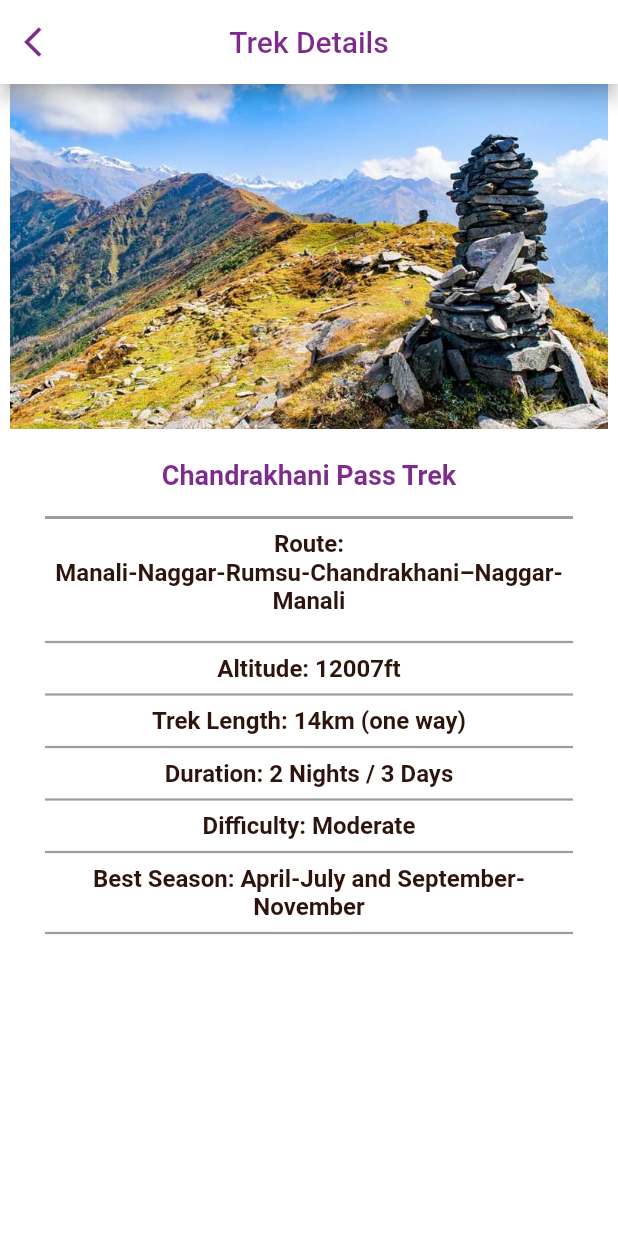
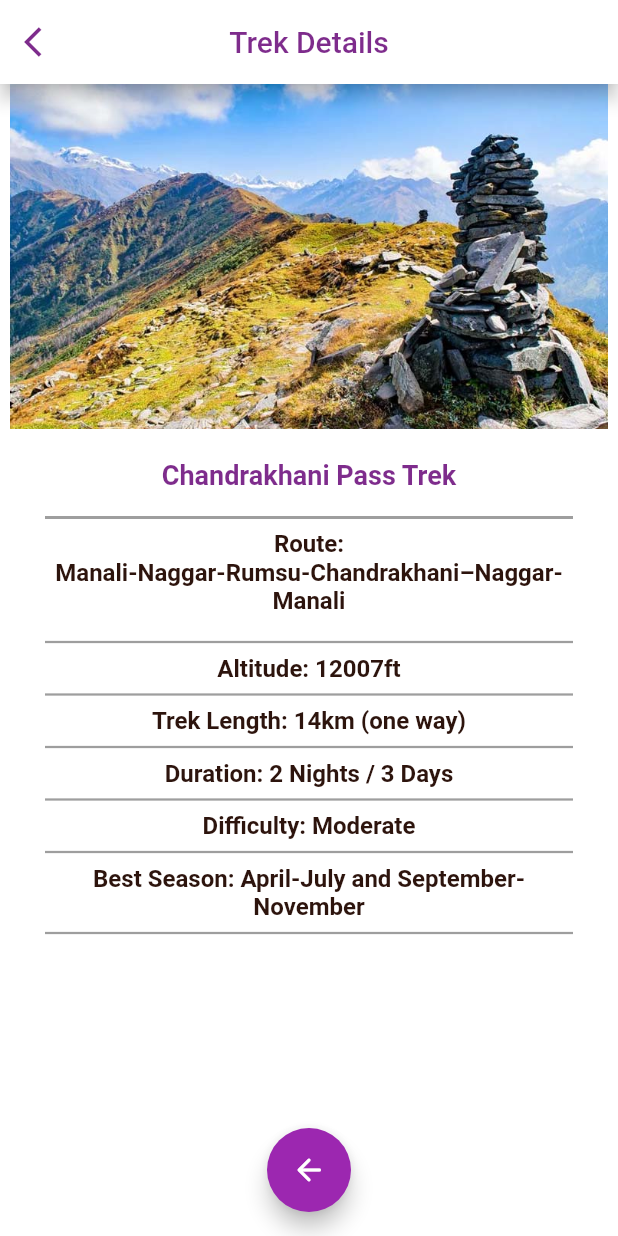
Before and after one commit to coolpepe17/gokullu, a Flutter app: the TrekDetails screen opened directly with empty values, on a phone screen of 412 x 824 dp. Run offline on Flutter 3.47's test engine with Material 2 defaults, Android fonts, the phone set to English and light mode, and no system bars; our stand-ins replace curved_navigation_bar, flutter_svg, shared_preferences, sqflite; accounts and stored records are empty; project files that could hold a hidden picture were left out.

```diff
--- a/lib/screen/preferences/trek_details.dart
+++ b/lib/screen/preferences/trek_details.dart
@@ -77,6 +77,14 @@ class TrekDetails extends StatelessWidget {
           ],
         ),
       ),
+      floatingActionButton: FloatingActionButton(
+        onPressed: () {
+          Navigator.pop(context);
+        },
+        tooltip: 'Back',
+        child: Icon(Icons.arrow_back_rounded),
+      ),
+      floatingActionButtonLocation: FloatingActionButtonLocation.centerFloat,
     );
   }
 
```
